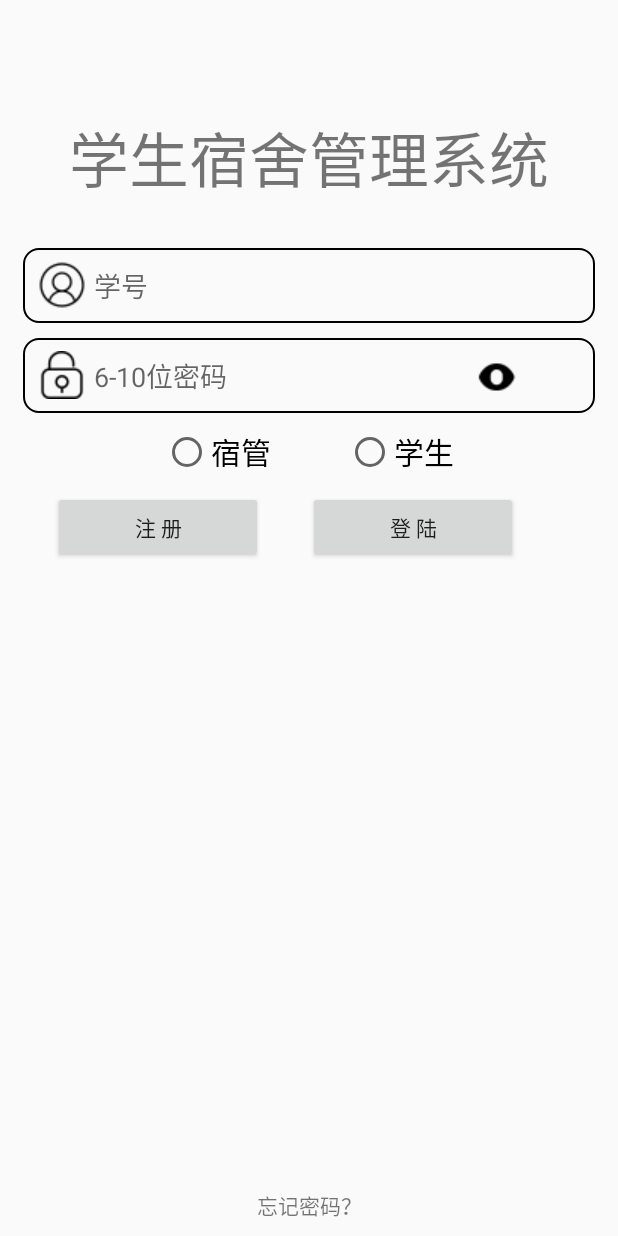
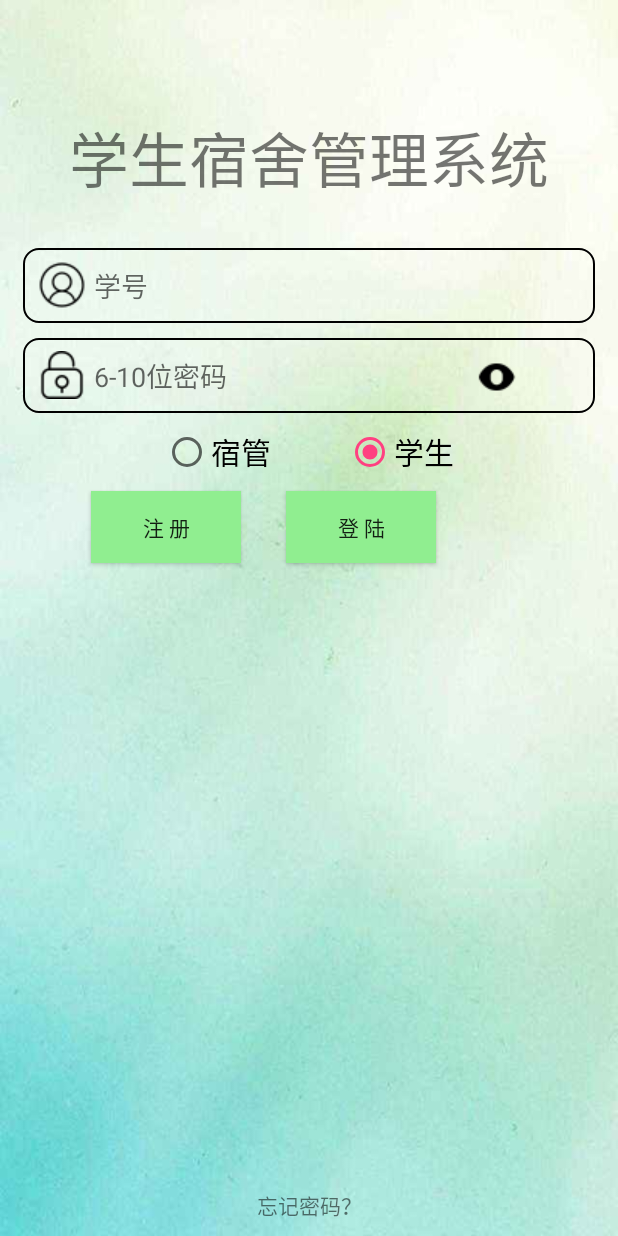
Before and after one commit to LYF08/project, an Android app: the screen it shows after launch (LoginActivity), on a phone screen of 412 x 824 dp. Run offline under Robolectric (Android 15) with nearby library versions, the phone set to English and light mode, and no system bars.

Commit message:
布局小修改，修复数据库信息更新bug，增加登录界面的radiobutton选择逻辑

```diff
--- a/app/src/main/java/com/example/xin/dormitory/Common/LoginActivity.java
+++ b/app/src/main/java/com/example/xin/dormitory/Common/LoginActivity.java
@@ -10,8 +10,11 @@ import android.widget.Button;
 import android.widget.CheckBox;
 import android.widget.CompoundButton;
 import android.widget.EditText;
+import android.widget.RadioButton;
+import android.widget.RadioGroup;
 import android.widget.Toast;
 
+import com.example.xin.dormitory.Houseparent.LoginHActivity;
 import com.example.xin.dormitory.R;
 import com.example.xin.dormitory.Student.LoginSActivity;
 import com.example.xin.dormitory.Utility.HttpUtil;
@@ -22,6 +25,8 @@ import okhttp3.*;
 public class LoginActivity extends AppCompatActivity {
 
     private CheckBox cb1;
+    private RadioButton houseparent;
+    private RadioButton student;
     private EditText et_account,et_pwd;
     private Button bt_register,bt_login;
 
@@ -33,6 +38,8 @@ public class LoginActivity extends AppCompatActivity {
         et_account = findViewById(R.id.et_account);
         et_pwd = findViewById(R.id.et_pwd);
         cb1 = findViewById(R.id.cb_1);
+        houseparent = findViewById(R.id.houseparent);
+        student = findViewById(R.id.student);
         bt_register = findViewById(R.id.bt_register);
         bt_login = findViewById(R.id.bt_login);
         cb1.setOnCheckedChangeListener(new CompoundButton.OnCheckedChangeListener() {
@@ -123,7 +130,11 @@ public class LoginActivity extends AppCompatActivity {
                             Toast.makeText(LoginActivity.this,"登录成功",Toast.LENGTH_SHORT).show();
                         }
                     });
-                    Intent intent = new Intent(LoginActivity.this, LoginSActivity.class);
+                    Intent intent = null;
+                    if(student.isChecked()) {
+                        intent = new Intent(LoginActivity.this, LoginSActivity.class);
+                    }else if(houseparent.isChecked())
+                        intent = new Intent(LoginActivity.this, LoginHActivity.class);
                     startActivity(intent);
                 }else{
                     runOnUiThread(new Runnable() {
--- a/app/src/main/java/com/example/xin/dormitory/Student/AlterSelfInfoActivity.java
+++ b/app/src/main/java/com/example/xin/dormitory/Student/AlterSelfInfoActivity.java
@@ -66,9 +66,8 @@ public class AlterSelfInfoActivity extends AppCompatActivity {
                     setResult(RESULT_OK,intent);
 
                     //更新数据库中用户的nickname和phone
-                    //此处有bug，数据库未更新，原因未知
                     OkHttpClient client = new OkHttpClient();
-                    RequestBody requestBody = new FormBody.Builder().add("phone",phone).add("nickname",nickname).build();
+                    RequestBody requestBody = new FormBody.Builder().add("ID",HttpUtil.ID).add("phone",phone).add("nickname",nickname).build();
                     //服务器地址，ip地址需要时常更换
                     String address=HttpUtil.address+"alter.php";
                     Request request = new Request.Builder().url(address).post(requestBody).build();
--- a/app/src/main/java/com/example/xin/dormitory/Utility/HttpUtil.java
+++ b/app/src/main/java/com/example/xin/dormitory/Utility/HttpUtil.java
@@ -8,7 +8,7 @@ import okhttp3.*;
 
 public class HttpUtil {
     //服务器地址，ip地址需要时常更换
-    public static final String address="http://192.168.88.101:8080/dormitoryPHP/";
+    public static final String address="http://192.168.88.100:8080/dormitoryPHP/";
     //由于Okhttp3的封装，难以获得php返回的数据，故记录用户ID，方便之后获取用户信息的操作
     public static String ID = null;
     /**
--- a/app/src/main/res/layout/activity_login.xml
+++ b/app/src/main/res/layout/activity_login.xml
@@ -4,7 +4,8 @@
     android:layout_height="match_parent"
     android:paddingTop="75dp"
     android:paddingLeft = "15dp"
-    android:paddingRight="15dp">
+    android:paddingRight="15dp"
+    android:background="@drawable/timg">
     <TextView
         android:id="@+id/tv_1"
         android:layout_width="match_parent"
@@ -58,34 +59,39 @@
         android:orientation="horizontal"
         android:gravity="center">
         <RadioButton
+            android:id="@+id/houseparent"
             android:layout_width="wrap_content"
             android:layout_height="wrap_content"
             android:text="宿管"
             android:textSize="20sp"/>
         <RadioButton
+            android:id="@+id/student"
             android:layout_width="wrap_content"
             android:layout_height="wrap_content"
             android:layout_marginLeft="50dp"
             android:text="学生"
-            android:textSize="20sp"/>
+            android:textSize="20sp"
+            android:checked="true"/>
     </RadioGroup>
     <Button
         android:id="@+id/bt_register"
-        android:layout_width="140dp"
+        android:layout_width="100dp"
         android:layout_height="wrap_content"
         android:text="注 册"
         android:layout_below="@id/rg_1"
         android:layout_marginTop="10dp"
-        android:layout_marginLeft="20dp" />
+        android:layout_marginLeft="45dp"
+        android:background="#90EE90"/>
     <Button
         android:id="@+id/bt_login"
-        android:layout_width="140dp"
+        android:layout_width="100dp"
         android:layout_height="wrap_content"
         android:text="登 陆"
         android:layout_below="@id/rg_1"
         android:layout_marginTop="10dp"
         android:layout_marginLeft="30dp"
-        android:layout_toRightOf="@id/bt_register" />
+        android:layout_toRightOf="@id/bt_register"
+        android:background="#90EE90"/>
     <TextView
         android:layout_width="match_parent"
         android:layout_height="wrap_content"
```
Also changed, not shown: app/src/main/java/com/example/xin/dormitory/Student/DormitoryAffairsActivity.java (+7 -0 lines), app/src/main/res/layout/activity_dormitory_affairs.xml (+12 -2 lines), app/src/main/res/layout/activity_register.xml (+6 -5 lines).
